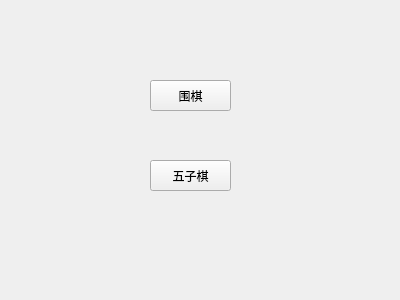
Above: minwindow.ui from G-bety/Go_And_Gobang before the change. Below: the same form after it.
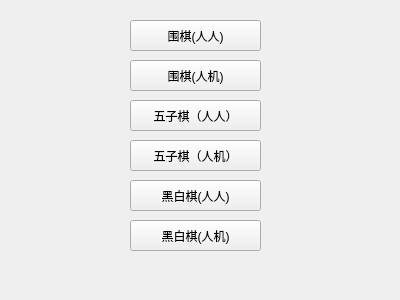
That is the form after the change.

Patch:
```diff
--- a/minwindow.ui
+++ b/minwindow.ui
@@ -16,25 +16,57 @@
   <widget class="QPushButton" name="Button_SelectGoang">
    <property name="geometry">
     <rect>
-     <x>150</x>
-     <y>160</y>
-     <width>81</width>
+     <x>130</x>
+     <y>100</y>
+     <width>131</width>
      <height>31</height>
     </rect>
    </property>
    <property name="text">
-    <string>五子棋</string>
+    <string>五子棋（人人）</string>
    </property>
   </widget>
   <widget class="QPushButton" name="Button_SelectGo">
    <property name="geometry">
     <rect>
-     <x>150</x>
-     <y>80</y>
+     <x>130</x>
+     <y>20</y>
+     <width>131</width>
+     <height>31</height>
+    </rect>
+   </property>
+   <property name="minimumSize">
+    <size>
      <width>81</width>
+     <height>0</height>
+    </size>
+   </property>
+   <property name="text">
+    <string>围棋(人人)</string>
+   </property>
+  </widget>
+  <widget class="QPushButton" name="Button_SelectOthello">
+   <property name="geometry">
+    <rect>
+     <x>130</x>
+     <y>180</y>
+     <width>131</width>
      <height>31</height>
     </rect>
    </property>
+   <property name="text">
+    <string>黑白棋(人人)</string>
+   </property>
+  </widget>
+  <widget class="QPushButton" name="Button_SelectGo_AI">
+   <property name="geometry">
+    <rect>
+     <x>130</x>
+     <y>60</y>
+     <width>131</width>
+     <height>31</height>
+    </rect>
+   </property>
    <property name="minimumSize">
     <size>
      <width>81</width>
@@ -42,7 +74,33 @@
     </size>
    </property>
    <property name="text">
-    <string>围棋</string>
+    <string>围棋(人机)</string>
+   </property>
+  </widget>
+  <widget class="QPushButton" name="Button_SelectGoang_AI">
+   <property name="geometry">
+    <rect>
+     <x>130</x>
+     <y>140</y>
+     <width>131</width>
+     <height>31</height>
+    </rect>
+   </property>
+   <property name="text">
+    <string>五子棋（人机）</string>
+   </property>
+  </widget>
+  <widget class="QPushButton" name="Button_SelectOthello_2">
+   <property name="geometry">
+    <rect>
+     <x>130</x>
+     <y>220</y>
+     <width>131</width>
+     <height>31</height>
+    </rect>
+   </property>
+   <property name="text">
+    <string>黑白棋(人机)</string>
    </property>
   </widget>
  </widget>
```
